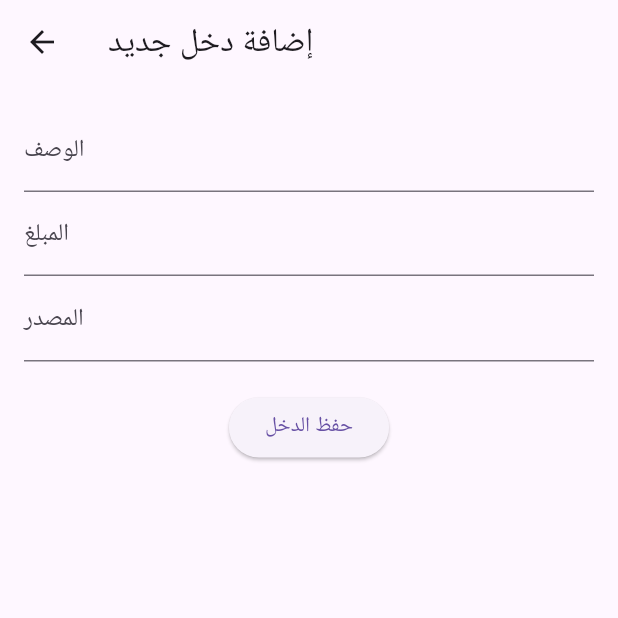
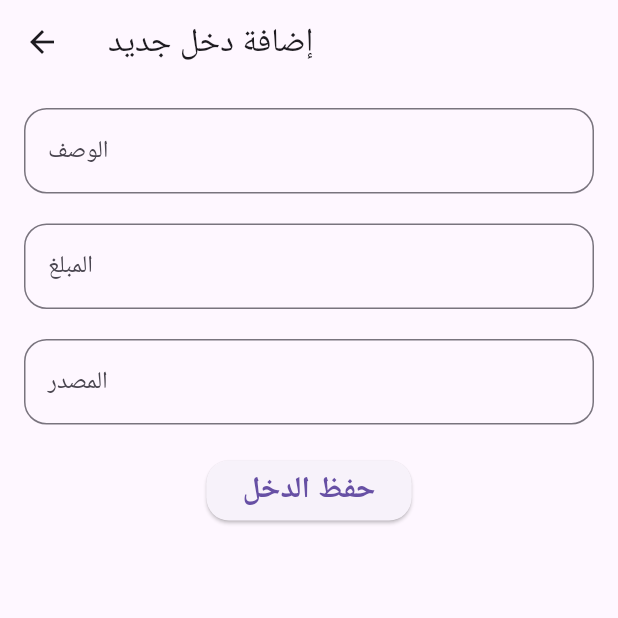
Before and after one commit to HasanAlsaiaari/flutter_Budgettracking_project, a Flutter app: the screen it shows after launch, item 2 of the bottom bar chosen, in the side drawer, after a tap on "إضافة دخل", on a phone screen of 412 x 824 dp, the top half of it. Run offline on Flutter 3.47's test engine with Material 3 defaults, Android fonts, the phone set to English and light mode, and no system bars.

Commit message:
Edit Style Of Some Widgets

```diff
--- a/lib/Accountpage.dart
+++ b/lib/Accountpage.dart
@@ -1,6 +1,5 @@
 import 'package:flutter/material.dart';
 import 'package:flutter_ui_project/classes.dart';
-
 
 class Accountpage extends StatefulWidget {
   const Accountpage({super.key});
@@ -9,8 +8,7 @@ class Accountpage extends StatefulWidget {
   State<Accountpage> createState() => _AccountpageState();
 }
 
-class _AccountpageState extends State<Accountpage>
-{
+class _AccountpageState extends State<Accountpage> {
   double _balance = 0.0;
   double _totalIncome = 0.0;
   double _totalExpenses = 0.0;
@@ -21,20 +19,16 @@ class _AccountpageState extends State<Accountpage>
     _loadAccountData();
   }
 
-
-  Future<void> _loadAccountData()async
-  {
+  Future<void> _loadAccountData() async {
     String Data = await Ft.ReadDataFromFile('IncomeData.txt');
     List<String> incomeLines = Data.split('\n');
     double totalIncome = 0.0;
-    for (String line in incomeLines)
-    {
+    for (String line in incomeLines) {
       var lineParts = line.split(',');
       if (lineParts.length >= 3) {
         double amount = double.tryParse(lineParts[2]) ?? 0.0;
         totalIncome += amount;
       }
-
     }
 
     _totalIncome = totalIncome;
@@ -42,26 +36,19 @@ class _AccountpageState extends State<Accountpage>
     Data = await Ft.ReadDataFromFile('ExpenseData.txt');
     List<String> expenseLines = Data.split('\n');
     double totalExpenses = 0.0;
-    for (String line in expenseLines)
-    {
+    for (String line in expenseLines) {
       var lineParts = line.split(',');
       if (lineParts.length >= 3) {
         double amount = double.tryParse(lineParts[2]) ?? 0.0;
         totalExpenses += amount;
       }
-
     }
 
     _totalExpenses = totalExpenses;
 
-
-
     setState(() {
       _balance = _totalIncome - _totalExpenses;
     });
-
-
-
   }
 
   @override
@@ -70,33 +57,32 @@ class _AccountpageState extends State<Accountpage>
       appBar: AppBar(
         title: Text("صفحة الحساب"),
         centerTitle: true,
+        backgroundColor: Colors.blue,
       ),
 
       body: SingleChildScrollView(
         padding: EdgeInsets.all(20),
         child: Column(
-          crossAxisAlignment: CrossAxisAlignment.center,
+          mainAxisAlignment: MainAxisAlignment.center,
           children: [
-
             CircleAvatar(
               radius: 50,
               backgroundColor: Colors.blue.shade100,
-              child: Icon(Icons.account_balance_wallet,
-                  size: 50, color: Colors.blue),
+              child: Icon(
+                Icons.account_balance_wallet,
+                size: 50,
+                color: Colors.blue,
+              ),
             ),
 
             SizedBox(height: 25),
 
             Text(
               "ملخص حسابك",
-              style: TextStyle(
-                fontSize: 22,
-                fontWeight: FontWeight.bold,
-              ),
+              style: TextStyle(fontSize: 22, fontWeight: FontWeight.bold),
             ),
 
             SizedBox(height: 20),
-
 
             Container(
               padding: EdgeInsets.all(18),
@@ -111,18 +97,21 @@ class _AccountpageState extends State<Accountpage>
                   Column(
                     crossAxisAlignment: CrossAxisAlignment.start,
                     children: [
-                      Text("إجمالي الدخل",
+                      Text(
+                        "إجمالي الدخل",
                         style: TextStyle(
-                              fontSize: 18, fontWeight: FontWeight.bold)),
+                          fontSize: 18,
+                          fontWeight: FontWeight.bold,
+                        ),
+                      ),
                       Text('$_totalIncome ', style: TextStyle(fontSize: 16)),
                     ],
-                  )
+                  ),
                 ],
               ),
             ),
 
             SizedBox(height: 20),
-
 
             Container(
               padding: EdgeInsets.all(18),
@@ -137,18 +126,21 @@ class _AccountpageState extends State<Accountpage>
                   Column(
                     crossAxisAlignment: CrossAxisAlignment.start,
                     children: [
-                      Text("إجمالي المصروفات",
+                      Text(
+                        "إجمالي المصروفات",
                         style: TextStyle(
-                              fontSize: 18, fontWeight: FontWeight.bold)),
+                          fontSize: 18,
+                          fontWeight: FontWeight.bold,
+                        ),
+                      ),
                       Text('$_totalExpenses ', style: TextStyle(fontSize: 16)),
                     ],
-                  )
+                  ),
                 ],
               ),
             ),
 
             SizedBox(height: 20),
-
 
             Container(
               padding: EdgeInsets.all(20),
@@ -160,24 +152,24 @@ class _AccountpageState extends State<Accountpage>
                 children: [
                   Icon(Icons.account_balance, size: 40, color: Colors.blue),
                   SizedBox(height: 10),
-                  Text("الرصيد المتبقي",
-                      style:
-                          TextStyle(fontSize: 18, fontWeight: FontWeight.bold)),
+                  Text(
+                    "الرصيد المتبقي",
+                    style: TextStyle(fontSize: 18, fontWeight: FontWeight.bold),
+                  ),
                   Text(
                     '$_balance ',
                     style: TextStyle(
                       fontSize: 22,
                       fontWeight: FontWeight.bold,
-                        color: Colors.blueAccent),
+                      color: Colors.blueAccent,
+                    ),
                   ),
                 ],
               ),
-            )
+            ),
           ],
         ),
       ),
     );
-
   }
-
 }
--- a/lib/AddIncomepage.dart
+++ b/lib/AddIncomepage.dart
@@ -19,10 +19,10 @@ class _AddincomepageState extends State<AddIncomepage> {
    void _submitData() async {
     String enteredTitle = _titleController.text;
     double enteredAmount = double.tryParse(_amountController.text) ?? 0.0;
-    String enteredCatogery = _SourceController.text;
+    String enteredSource = _SourceController.text;
     String currentDate = DateTime.now().toLocal().toString();
 
-    if (enteredTitle.isEmpty || enteredAmount <= 0 || enteredCatogery.isEmpty) {
+    if (enteredTitle.isEmpty || enteredAmount <= 0 || enteredSource.isEmpty) {
       return;
     }
 
@@ -31,7 +31,7 @@ class _AddincomepageState extends State<AddIncomepage> {
      Description: enteredTitle,
      Date: currentDate);
 
-     bool result = await Ft.SaveDataToFile('IncomeData.txt', enteredCatogery);
+     bool result = await Ft.SaveDataToFile('IncomeData.txt', enteredSource);
 
      if (result) {
 
@@ -76,30 +76,59 @@ class _AddincomepageState extends State<AddIncomepage> {
         title: Text('إضافة دخل جديد'),
       ),
       body: Padding(
-        padding: const EdgeInsets.all(16.0),
+        padding:  EdgeInsets.all(16.0),
         child: Column(
           children: [
             TextField(
               controller: _titleController,
-              decoration: InputDecoration(labelText: 'الوصف'),
+              decoration: InputDecoration(
+                labelText: 'الوصف',
+                hintText: 'مثال: راتب شهر يناير',
+                border: OutlineInputBorder(
+                  borderRadius: BorderRadius.circular(15)
+                )
+                ),
             ),
+
+            SizedBox(height: 20),
+
             TextField(
               controller: _amountController,
-              decoration: InputDecoration(labelText: 'المبلغ'),
+              decoration: InputDecoration(
+                labelText: 'المبلغ',
+                hintText: 'مثال: 1500.00',
+                border: OutlineInputBorder(
+                  borderRadius: BorderRadius.circular(15)
+                ),
+                ),
               keyboardType: TextInputType.numberWithOptions(decimal: true),
             ),
+
+            SizedBox(height: 20),
+
             TextField(
               controller: _SourceController,
               decoration: InputDecoration(
                 labelText: 'المصدر',
-                hintText: 'مثال: راتب، مشروع، استثمار',
+                hintText: 'مثال: العمل، مشروع، استثمار',
+                border: OutlineInputBorder(
+                  borderRadius: BorderRadius.circular(15)
                 ),
+              )
             ),
             SizedBox(height: 20),
             ElevatedButton(
               onPressed: _submitData,
-              child: Text('حفظ الدخل'),
+              child: Text('حفظ الدخل',
+              style: TextStyle(fontSize: 20,
+              fontWeight: FontWeight.bold),
+              ),
+              style: ElevatedButton.styleFrom(
+                shape: RoundedRectangleBorder(
+                  borderRadius: BorderRadius.circular(15)
+                ),
             ),
+            )
           ],
         ),
       ),
--- a/lib/Expensepage.dart
+++ b/lib/Expensepage.dart
@@ -53,7 +53,7 @@ class Expensepage extends StatelessWidget {
       ),
       body: Center(
         child: Padding(
-          padding: const EdgeInsets.all(16.0),
+          padding: EdgeInsets.all(16.0),
           child: Column(
             mainAxisAlignment: MainAxisAlignment.center,
             children: [
--- a/lib/Homepage.dart
+++ b/lib/Homepage.dart
@@ -14,7 +14,7 @@ class Homepage extends StatelessWidget {
       ),
       body: Center(
         child: Padding(
-          padding: const EdgeInsets.all(16.0),
+          padding:  EdgeInsets.all(16.0),
           child: Column(
             mainAxisAlignment: MainAxisAlignment.center,
             children: [
@@ -35,7 +35,7 @@ class Homepage extends StatelessWidget {
               ),
               SizedBox(height: 10),
               Text(
-                "قم بتسجيل دخلك ومصاريفك اليومية لتعرف كيف تتحكم في أموالك وتحقق أهدافك المالية.",
+                "قم بتسجيل دخلك ومصاريفك اليومية لتعرف كيف تتحكم في أموالك وتحقق أهدافك المالية",
                 textAlign: TextAlign.center,
                 style: TextStyle(
                   fontSize: 16,
--- a/lib/Incompage.dart
+++ b/lib/Incompage.dart
@@ -53,7 +53,7 @@ class Incompage extends StatelessWidget {
 
       body: Center(
         child: Padding(
-          padding: const EdgeInsets.all(16.0),
+          padding:  EdgeInsets.all(16.0),
           child: Column(
             mainAxisAlignment: MainAxisAlignment.center,
             children: [
--- a/lib/ListOfExpenses.dart
+++ b/lib/ListOfExpenses.dart
@@ -28,7 +28,6 @@ class _ListofExpensesState extends State<ListofExpenses> {
     });
 
 
-
   }
 
   Widget build(BuildContext context) {
--- a/lib/ListOfIncoms.dart
+++ b/lib/ListOfIncoms.dart
@@ -27,7 +27,8 @@ class _ListofincomsState extends State<Listofincoms> {
     setState(()
     {
       fileContent = Data;
-    });
+    }
+    );
 
 
 
@@ -40,7 +41,7 @@ class _ListofincomsState extends State<Listofincoms> {
         title: Text('قائمة الدخل'),
       ),
       body: Padding(
-        padding: const EdgeInsets.all(16.0),
+        padding: EdgeInsets.all(16.0),
         child: SingleChildScrollView(
           child: Text(
             fileContent,
```
Also changed, not shown: lib/AddExpensePage.dart (+36 -10 lines), lib/Indexpage.dart (+0 -22 lines), lib/classes.dart (+3 -25 lines). Lines whose indentation alone changed are shown as unchanged.
